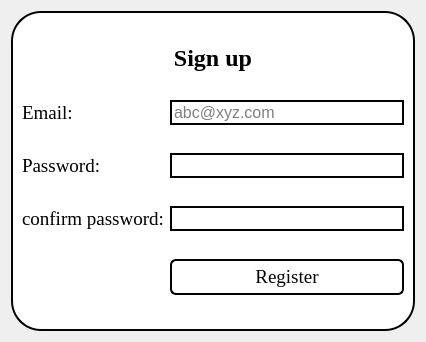
Qt form ui/Register.ui (abdullah0307/Restaurant_predictor) before a commit.
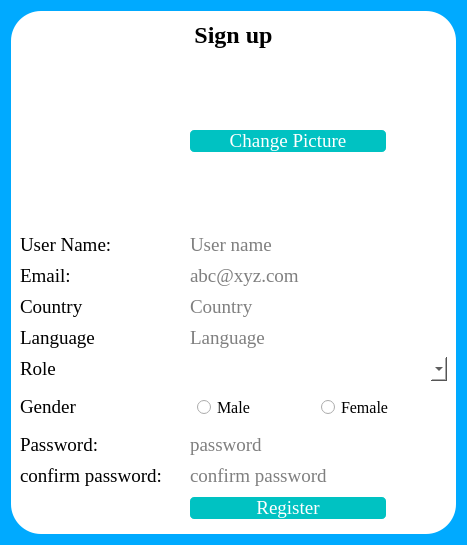
The same form after that commit. Icons and pictures are not drawn.

Patch:
```diff
--- a/ui/Register.ui
+++ b/ui/Register.ui
@@ -6,37 +6,24 @@
    <rect>
     <x>0</x>
     <y>0</y>
-    <width>422</width>
-    <height>338</height>
+    <width>467</width>
+    <height>545</height>
    </rect>
   </property>
   <property name="windowTitle">
    <string>Register</string>
   </property>
   <property name="styleSheet">
-   <string notr="true">background-image: url(:/bg/images/Tallest Restaurants in the World 7.jpg);</string>
+   <string notr="true">background-color: rgb(0, 170, 255);</string>
   </property>
   <layout class="QGridLayout" name="gridLayout">
-   <item row="0" column="0">
+   <item row="0" column="1">
     <widget class="QFrame" name="frame">
-     <property name="minimumSize">
-      <size>
-       <width>404</width>
-       <height>320</height>
-      </size>
-     </property>
-     <property name="maximumSize">
-      <size>
-       <width>404</width>
-       <height>320</height>
-      </size>
-     </property>
      <property name="styleSheet">
       <string notr="true">background:none;
 background-color: rgb(255, 255, 255);
-border-color: rgb(255, 0, 0);
 border-radius:30px;
-border:2px solid #030202;
+
 
 </string>
      </property>
@@ -47,138 +34,12 @@
       <enum>QFrame::Raised</enum>
      </property>
      <layout class="QGridLayout" name="gridLayout_2">
-      <item row="2" column="0">
-       <widget class="QLabel" name="label_4">
-        <property name="font">
-         <font>
-          <family>Times New Roman</family>
-          <pointsize>14</pointsize>
-          <weight>50</weight>
-          <bold>false</bold>
-         </font>
-        </property>
-        <property name="styleSheet">
-         <string notr="true">border:none;</string>
-        </property>
-        <property name="text">
-         <string>Password:</string>
-        </property>
-       </widget>
-      </item>
-      <item row="4" column="1">
-       <widget class="QPushButton" name="pushButton">
-        <property name="font">
-         <font>
-          <family>Times New Roman</family>
-          <pointsize>14</pointsize>
-          <weight>50</weight>
-          <bold>false</bold>
-         </font>
-        </property>
-        <property name="styleSheet">
-         <string notr="true">QPushButton{background:none;
- border:2px solid #030202;
- border-radius:6px;
- color:#030202;
- padding-top:5px;
- padding-bottom:5px;
-}
-QPushButton:hover{
-	background-color: rgb(0, 0, 0);
-	color: rgb(255, 255, 255);
-}
-</string>
-        </property>
-        <property name="text">
-         <string>Register</string>
-        </property>
-       </widget>
-      </item>
-      <item row="1" column="0">
-       <widget class="QLabel" name="label_2">
-        <property name="font">
-         <font>
-          <family>Times New Roman</family>
-          <pointsize>14</pointsize>
-          <weight>50</weight>
-          <bold>false</bold>
-         </font>
-        </property>
-        <property name="styleSheet">
-         <string notr="true">border:none;</string>
-        </property>
-        <property name="text">
-         <string>Email:</string>
-        </property>
-       </widget>
-      </item>
-      <item row="3" column="0">
-       <widget class="QLabel" name="label_3">
-        <property name="font">
-         <font>
-          <family>Times New Roman</family>
-          <pointsize>14</pointsize>
-          <weight>50</weight>
-          <bold>false</bold>
-         </font>
-        </property>
-        <property name="styleSheet">
-         <string notr="true">border:none;</string>
-        </property>
-        <property name="text">
-         <string>confirm password:</string>
-        </property>
-       </widget>
-      </item>
-      <item row="3" column="1">
-       <widget class="QLineEdit" name="lineEdit_3">
-        <property name="font">
-         <font>
-          <family>Times New Roman</family>
-          <pointsize>12</pointsize>
-          <weight>50</weight>
-          <bold>false</bold>
-         </font>
-        </property>
-        <property name="autoFillBackground">
-         <bool>false</bool>
-        </property>
-        <property name="styleSheet">
-         <string notr="true">background:None;
-background-color: rgb(255, 255, 255);</string>
-        </property>
-        <property name="echoMode">
-         <enum>QLineEdit::Password</enum>
-        </property>
-       </widget>
-      </item>
-      <item row="2" column="1">
-       <widget class="QLineEdit" name="lineEdit_2">
-        <property name="font">
-         <font>
-          <family>Times New Roman</family>
-          <pointsize>12</pointsize>
-          <weight>50</weight>
-          <bold>false</bold>
-         </font>
-        </property>
-        <property name="autoFillBackground">
-         <bool>false</bool>
-        </property>
-        <property name="styleSheet">
-         <string notr="true">background:None;
-background-color: rgb(255, 255, 255);</string>
-        </property>
-        <property name="echoMode">
-         <enum>QLineEdit::Password</enum>
-        </property>
-       </widget>
-      </item>
-      <item row="1" column="1">
+      <item row="3" column="3">
        <widget class="QLineEdit" name="lineEdit">
         <property name="font">
          <font>
-          <pointsize>12</pointsize>
+          <family>Times New Roman</family>
+          <pointsize>14</pointsize>
           <weight>50</weight>
           <bold>false</bold>
          </font>
@@ -188,14 +49,34 @@
         </property>
         <property name="styleSheet">
          <string notr="true">background:None;
-background-color: rgb(255, 255, 255);</string>
+background-color: rgb(255, 255, 255);
+border-radius:6px;
+border-bottom-color: rgb(50, 50, 50);</string>
         </property>
         <property name="placeholderText">
          <string>abc@xyz.com</string>
         </property>
        </widget>
       </item>
-      <item row="0" column="0" colspan="2">
+      <item row="3" column="0">
+       <widget class="QLabel" name="label_2">
+        <property name="font">
+         <font>
+          <family>Times New Roman</family>
+          <pointsize>14</pointsize>
+          <weight>50</weight>
+          <bold>false</bold>
+         </font>
+        </property>
+        <property name="styleSheet">
+         <string notr="true">border:none;</string>
+        </property>
+        <property name="text">
+         <string>Email:</string>
+        </property>
+       </widget>
+      </item>
+      <item row="0" column="0" colspan="4">
        <widget class="QLabel" name="label">
         <property name="sizePolicy">
          <sizepolicy hsizetype="Preferred" vsizetype="Fixed">
@@ -222,6 +103,346 @@
         </property>
        </widget>
       </item>
+      <item row="10" column="3">
+       <widget class="QLineEdit" name="lineEdit_3">
+        <property name="font">
+         <font>
+          <family>Times New Roman</family>
+          <pointsize>14</pointsize>
+          <weight>50</weight>
+          <bold>false</bold>
+         </font>
+        </property>
+        <property name="autoFillBackground">
+         <bool>false</bool>
+        </property>
+        <property name="styleSheet">
+         <string notr="true">background:None;
+background-color: rgb(255, 255, 255);</string>
+        </property>
+        <property name="echoMode">
+         <enum>QLineEdit::Password</enum>
+        </property>
+        <property name="placeholderText">
+         <string>confirm password</string>
+        </property>
+       </widget>
+      </item>
+      <item row="8" column="3">
+       <widget class="QFrame" name="frame_2">
+        <property name="sizePolicy">
+         <sizepolicy hsizetype="Preferred" vsizetype="Fixed">
+          <horstretch>0</horstretch>
+          <verstretch>0</verstretch>
+         </sizepolicy>
+        </property>
+        <property name="frameShape">
+         <enum>QFrame::StyledPanel</enum>
+        </property>
+        <property name="frameShadow">
+         <enum>QFrame::Raised</enum>
+        </property>
+        <layout class="QHBoxLayout" name="horizontalLayout">
+         <item>
+          <widget class="QRadioButton" name="radioButton">
+           <property name="font">
+            <font>
+             <family>Times New Roman</family>
+             <pointsize>12</pointsize>
+            </font>
+           </property>
+           <property name="text">
+            <string>Male</string>
+           </property>
+          </widget>
+         </item>
+         <item>
+          <widget class="QRadioButton" name="radioButton_2">
+           <property name="font">
+            <font>
+             <family>Times New Roman</family>
+             <pointsize>12</pointsize>
+            </font>
+           </property>
+           <property name="text">
+            <string>Female</string>
+           </property>
+          </widget>
+         </item>
+        </layout>
+       </widget>
+      </item>
+      <item row="11" column="3">
+       <widget class="QPushButton" name="pushButton">
+        <property name="maximumSize">
+         <size>
+          <width>200</width>
+          <height>16777215</height>
+         </size>
+        </property>
+        <property name="font">
+         <font>
+          <family>Times New Roman</family>
+          <pointsize>14</pointsize>
+          <weight>50</weight>
+          <bold>false</bold>
+         </font>
+        </property>
+        <property name="styleSheet">
+         <string notr="true">color: rgb(255, 255, 255);
+background-color: rgb(0, 194, 194);
+border-radius:6px;
+ border:2px solid #ffffff;</string>
+        </property>
+        <property name="text">
+         <string>Register</string>
+        </property>
+       </widget>
+      </item>
+      <item row="9" column="3">
+       <widget class="QLineEdit" name="lineEdit_2">
+        <property name="font">
+         <font>
+          <family>Times New Roman</family>
+          <pointsize>14</pointsize>
+          <weight>50</weight>
+          <bold>false</bold>
+         </font>
+        </property>
+        <property name="autoFillBackground">
+         <bool>false</bool>
+        </property>
+        <property name="styleSheet">
+         <string notr="true">background:None;
+background-color: rgb(255, 255, 255);</string>
+        </property>
+        <property name="echoMode">
+         <enum>QLineEdit::Password</enum>
+        </property>
+        <property name="placeholderText">
+         <string>password</string>
+        </property>
+       </widget>
+      </item>
+      <item row="4" column="0">
+       <widget class="QLabel" name="label_6">
+        <property name="font">
+         <font>
+          <family>Times New Roman</family>
+          <pointsize>14</pointsize>
+         </font>
+        </property>
+        <property name="text">
+         <string>Country</string>
+        </property>
+       </widget>
+      </item>
+      <item row="5" column="3">
+       <widget class="QLineEdit" name="lineEdit_6">
+        <property name="font">
+         <font>
+          <family>Times New Roman</family>
+          <pointsize>14</pointsize>
+         </font>
+        </property>
+        <property name="placeholderText">
+         <string>Language</string>
+        </property>
+       </widget>
+      </item>
+      <item row="6" column="0">
+       <widget class="QLabel" name="label_9">
+        <property name="font">
+         <font>
+          <family>Times New Roman</family>
+          <pointsize>14</pointsize>
+         </font>
+        </property>
+        <property name="text">
+         <string>Role</string>
+        </property>
+       </widget>
+      </item>
+      <item row="2" column="3">
+       <widget class="QLineEdit" name="lineEdit_4">
+        <property name="font">
+         <font>
+          <family>Times New Roman</family>
+          <pointsize>14</pointsize>
+         </font>
+        </property>
+        <property name="placeholderText">
+         <string>User name</string>
+        </property>
+       </widget>
+      </item>
+      <item row="4" column="3">
+       <widget class="QLineEdit" name="lineEdit_5">
+        <property name="font">
+         <font>
+          <family>Times New Roman</family>
+          <pointsize>14</pointsize>
+         </font>
+        </property>
+        <property name="placeholderText">
+         <string>Country</string>
+        </property>
+       </widget>
+      </item>
+      <item row="8" column="0">
+       <widget class="QLabel" name="label_8">
+        <property name="font">
+         <font>
+          <family>Times New Roman</family>
+          <pointsize>14</pointsize>
+         </font>
+        </property>
+        <property name="text">
+         <string>Gender</string>
+        </property>
+       </widget>
+      </item>
+      <item row="9" column="0">
+       <widget class="QLabel" name="label_4">
+        <property name="font">
+         <font>
+          <family>Times New Roman</family>
+          <pointsize>14</pointsize>
+          <weight>50</weight>
+          <bold>false</bold>
+         </font>
+        </property>
+        <property name="styleSheet">
+         <string notr="true">border:none;</string>
+        </property>
+        <property name="text">
+         <string>Password:</string>
+        </property>
+       </widget>
+      </item>
+      <item row="10" column="0">
+       <widget class="QLabel" name="label_3">
+        <property name="font">
+         <font>
+          <family>Times New Roman</family>
+          <pointsize>14</pointsize>
+          <weight>50</weight>
+          <bold>false</bold>
+         </font>
+        </property>
+        <property name="styleSheet">
+         <string notr="true">border:none;</string>
+        </property>
+        <property name="text">
+         <string>confirm password:</string>
+        </property>
+       </widget>
+      </item>
+      <item row="6" column="3">
+       <widget class="QComboBox" name="comboBox">
+        <property name="font">
+         <font>
+          <family>Times New Roman</family>
+          <pointsize>14</pointsize>
+         </font>
+        </property>
+        <property name="placeholderText">
+         <string>Role</string>
+        </property>
+        <item>
+         <property name="text">
+          <string>User</string>
+         </property>
+        </item>
+        <item>
+         <property name="text">
+          <string>Admin</string>
+         </property>
+        </item>
+       </widget>
+      </item>
+      <item row="1" column="0">
+       <widget class="QLabel" name="label_10">
+        <property name="minimumSize">
+         <size>
+          <width>150</width>
+          <height>170</height>
+         </size>
+        </property>
+        <property name="maximumSize">
+         <size>
+          <width>150</width>
+          <height>170</height>
+         </size>
+        </property>
+        <property name="text">
+         <string/>
+        </property>
+        <property name="pixmap">
+         <pixmap resource="images.qrc">:/bg/images/avatar.jpeg</pixmap>
+        </property>
+        <property name="scaledContents">
+         <bool>true</bool>
+        </property>
+       </widget>
+      </item>
+      <item row="2" column="0">
+       <widget class="QLabel" name="label_5">
+        <property name="sizePolicy">
+         <sizepolicy hsizetype="Preferred" vsizetype="Fixed">
+          <horstretch>0</horstretch>
+          <verstretch>0</verstretch>
+         </sizepolicy>
+        </property>
+        <property name="font">
+         <font>
+          <family>Times New Roman</family>
+          <pointsize>14</pointsize>
+         </font>
+        </property>
+        <property name="text">
+         <string>User Name:</string>
+        </property>
+       </widget>
+      </item>
+      <item row="5" column="0">
+       <widget class="QLabel" name="label_7">
+        <property name="font">
+         <font>
+          <family>Times New Roman</family>
+          <pointsize>14</pointsize>
+         </font>
+        </property>
+        <property name="text">
+         <string>Language</string>
+        </property>
+       </widget>
+      </item>
+      <item row="1" column="3">
+       <widget class="QPushButton" name="pushButton_2">
+        <property name="maximumSize">
+         <size>
+          <width>200</width>
+          <height>16777215</height>
+         </size>
+        </property>
+        <property name="font">
+         <font>
+          <family>Times New Roman</family>
+          <pointsize>14</pointsize>
+         </font>
+        </property>
+        <property name="styleSheet">
+         <string notr="true">color: rgb(255, 255, 255);
+background-color: rgb(0, 194, 194);
+border-radius:6px;
+ border:2px solid #ffffff;</string>
+        </property>
+        <property name="text">
+         <string>Change Picture</string>
+        </property>
+       </widget>
+      </item>
      </layout>
     </widget>
    </item>
```
Left out of the diff: 4 changed lines with no effect on the pictures.
